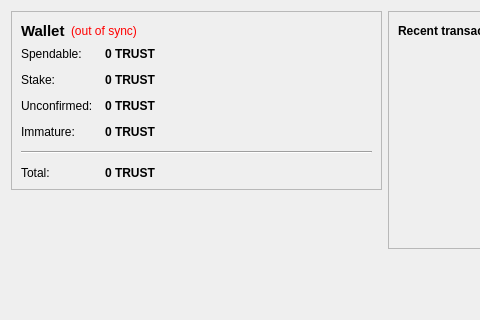
Above: src/qt/forms/overviewpage.ui from coindevteam/MAL-stary before the change; both pictures show x 0 to 480 and y 0 to 320 of the 770 by 487 pixel window. Below: the same form after it.
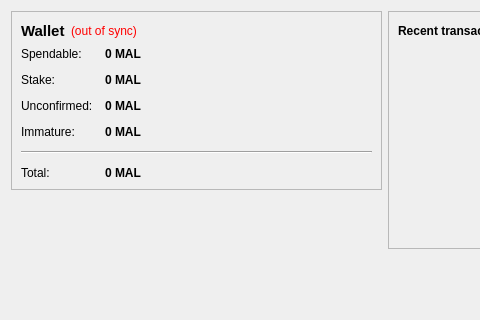
That is the form after the change. Icons and pictures are not drawn.

```diff
--- a/src/qt/forms/overviewpage.ui
+++ b/src/qt/forms/overviewpage.ui
@@ -105,7 +105,7 @@
              <string>Your current spendable balance</string>
             </property>
             <property name="text">
-             <string notr="true">0 TRUST</string>
+             <string notr="true">0 MAL</string>
             </property>
             <property name="textInteractionFlags">
              <set>Qt::LinksAccessibleByMouse|Qt::TextSelectableByKeyboard|Qt::TextSelectableByMouse</set>
@@ -134,7 +134,7 @@
              <string>Total of coins that was staked, and do not yet count toward the current balance</string>
             </property>
             <property name="text">
-             <string notr="true">0 TRUST</string>
+             <string notr="true">0 MAL</string>
             </property>
             <property name="textInteractionFlags">
              <set>Qt::LinksAccessibleByMouse|Qt::TextSelectableByKeyboard|Qt::TextSelectableByMouse</set>
@@ -163,7 +163,7 @@
              <string>Total of transactions that have yet to be confirmed, and do not yet count toward the current balance</string>
             </property>
             <property name="text">
-             <string notr="true">0 TRUST</string>
+             <string notr="true">0 MAL</string>
             </property>
             <property name="textInteractionFlags">
              <set>Qt::LinksAccessibleByMouse|Qt::TextSelectableByKeyboard|Qt::TextSelectableByMouse</set>
@@ -189,7 +189,7 @@
              <string>Mined balance that has not yet matured</string>
             </property>
             <property name="text">
-             <string notr="true">0 TRUST</string>
+             <string notr="true">0 MAL</string>
             </property>
             <property name="textInteractionFlags">
              <set>Qt::LinksAccessibleByMouse|Qt::TextSelectableByKeyboard|Qt::TextSelectableByMouse</set>
@@ -225,7 +225,7 @@
              <string>Your current total balance</string>
             </property>
             <property name="text">
-             <string notr="true">0 TRUST</string>
+             <string notr="true">0 MAL</string>
             </property>
             <property name="textInteractionFlags">
              <set>Qt::LinksAccessibleByMouse|Qt::TextSelectableByKeyboard|Qt::TextSelectableByMouse</set>
```
